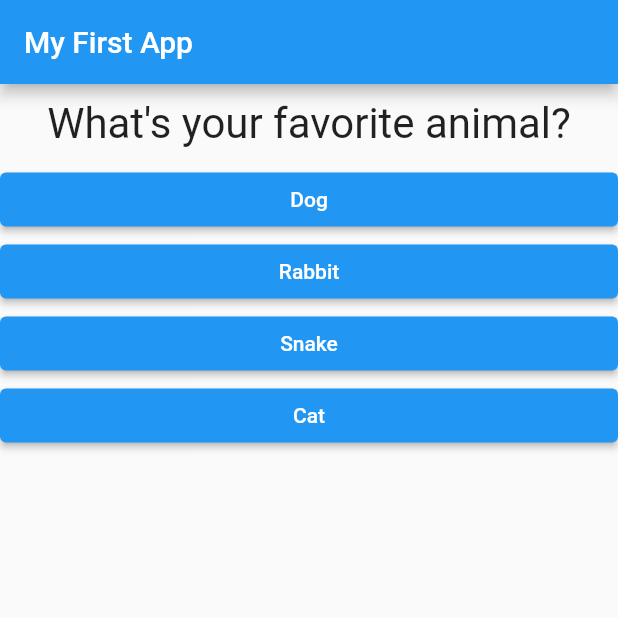
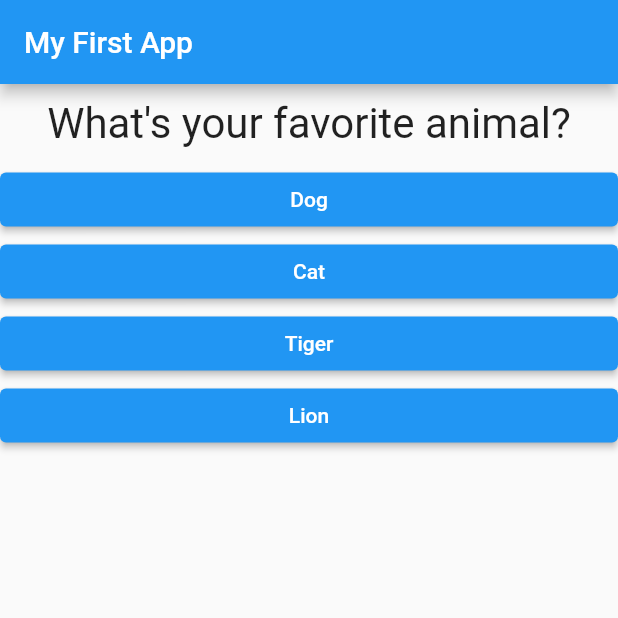
Before and after one commit to Dorogono/flutter_dev, a Flutter app: the screen it shows after launch, after a tap on "Black", on a phone screen of 412 x 824 dp, the top half of it. Run offline on Flutter 3.47's test engine with Material 2 defaults, Android fonts, the phone set to English and light mode, and no system bars.

Commit message:
feat: quiz 마무리

```diff
--- a/project_1/lib/main.dart
+++ b/project_1/lib/main.dart
@@ -1,7 +1,7 @@
 import 'package:flutter/material.dart';
 
-import './question.dart';
-import './answer.dart';
+import './quiz.dart';
+import './result.dart';
 
 void main() {
   runApp(MyApp());
@@ -15,24 +15,49 @@ class MyApp extends StatefulWidget {
 }
 
 class _MyAppState extends State<MyApp> {
-  final questions = const [
+  final _questions = const [
     {
       'questionText': 'What\'s your favorite color?',
-      'answers': ['Black', 'Red', 'Green', 'White'],
+      'answers': [
+        {'text': 'Black', 'score': 5},
+        {'text': 'Red', 'score': 10},
+        {'text': 'Green', 'score': 8},
+        {'text': 'Blue', 'score': 7},
+      ],
     },
     {
       'questionText': 'What\'s your favorite animal?',
-      'answers': ['Dog', 'Rabbit', 'Snake', 'Cat'],
+      'answers': [
+        {'text': 'Dog', 'score': 10},
+        {'text': 'Cat', 'score': 1},
+        {'text': 'Tiger', 'score': 5},
+        {'text': 'Lion', 'score': 7},
+      ],
     },
     {
       'questionText': 'What\'s your favorite instructor?',
-      'answers': ['Me', 'Me', 'Me', 'Me'],
+      'answers': [
+        {'text': 'Me', 'score': 1},
+        {'text': 'Me', 'score': 1},
+        {'text': 'Me', 'score': 1},
+        {'text': 'Me', 'score': 1},
+      ],
     },
   ];
 
   var _questionIdx = 0;
+  var _totalScore = 0;
 
-  void _answerQuestion() {
+  void _resetQuiz() {
+    setState(() {
+      _questionIdx = 0;
+      _totalScore = 0;
+    });
+  }
+
+  void _answerQuestion(int score) {
+    _totalScore += score;
+
     setState(() {
       _questionIdx += 1;
     });
@@ -45,21 +70,13 @@ class _MyAppState extends State<MyApp> {
         appBar: AppBar(
           title: Text('My First App'),
         ),
-        body: _questionIdx < questions.length
-            ? Column(
-                children: [
-                  Question(
-                    questions[_questionIdx]['questionText'],
-                  ),
-                  ...(questions[_questionIdx]['answers'] as List<String>)
-                      .map((answer) {
-                    return Answer(_answerQuestion, answer);
-                  }).toList()
-                ],
+        body: _questionIdx < _questions.length
+            ? Quiz(
+                answerQuestion: _answerQuestion,
+                questions: _questions,
+                questionIndex: _questionIdx,
               )
-            : Center(
-                child: Text('You did it'),
-              ),
+            : Result(_totalScore, _resetQuiz),
       ),
     );
   }
--- /dev/null
+++ b/project_1/lib/quiz.dart
@@ -0,0 +1,31 @@
+import 'package:flutter/material.dart';
+
+import './question.dart';
+import './answer.dart';
+
+class Quiz extends StatelessWidget {
+  final List<Map<String, Object>> questions;
+  final int questionIndex;
+  final Function answerQuestion;
+
+  Quiz({
+    @required this.answerQuestion,
+    @required this.questions,
+    @required this.questionIndex,
+  });
+
+  @override
+  Widget build(BuildContext context) {
+    return Column(
+      children: [
+        Question(
+          questions[questionIndex]['questionText'],
+        ),
+        ...(questions[questionIndex]['answers'] as List<Map<String, Object>>)
+            .map((answer) {
+          return Answer(() => answerQuestion(answer['score']), answer['text']);
+        }).toList()
+      ],
+    );
+  }
+}
```
Also changed, not shown: project_1/lib/result.dart (added, +45 -0 lines).
